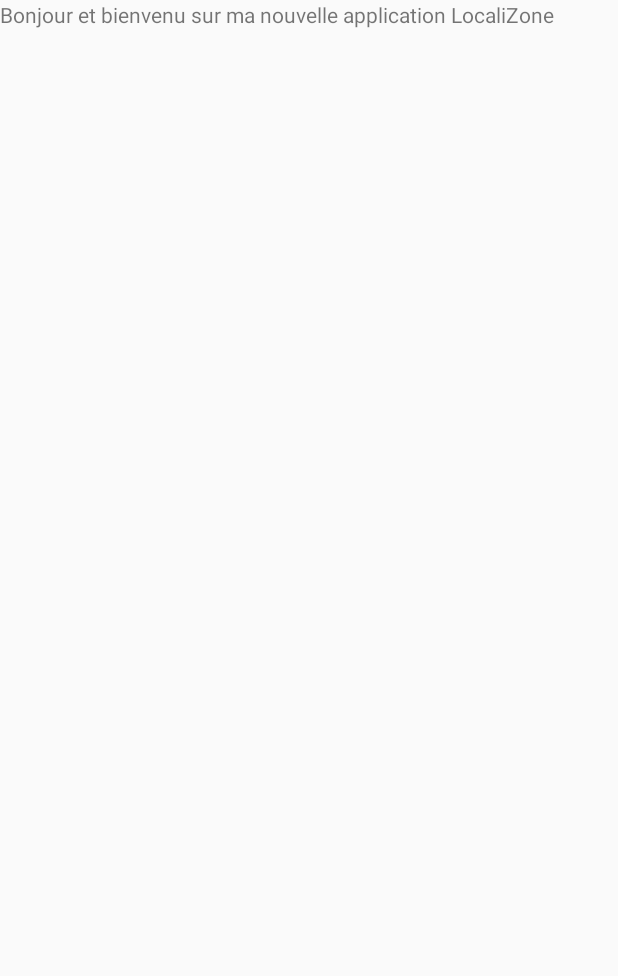
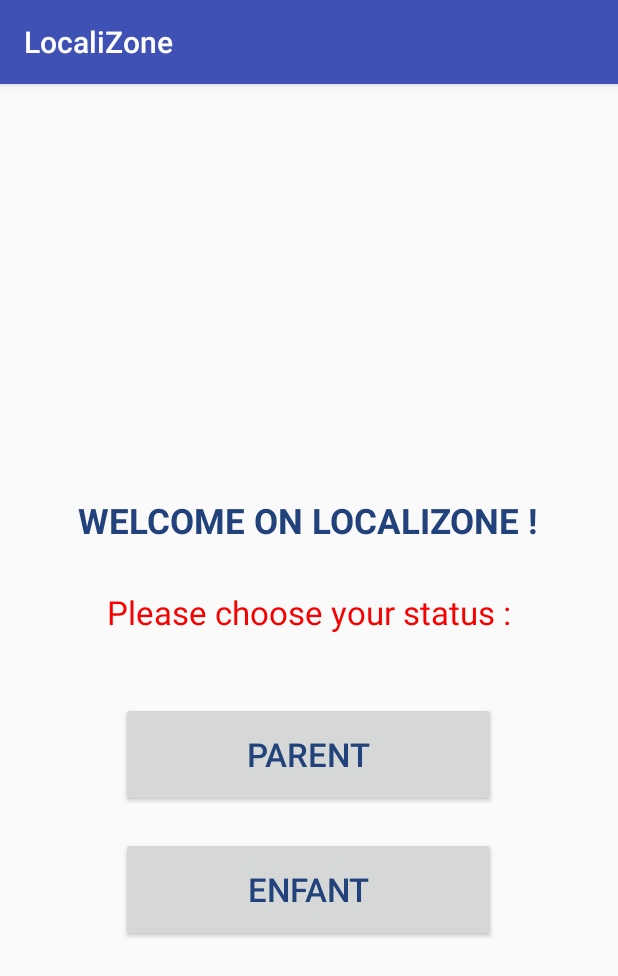
Before and after one commit to cforgeon/Android, an Android app: the screen it shows after launch (MainActivity), on a phone screen of 412 x 824 dp. Shown: the top 976 px of the screen. Run offline under Robolectric (Android 15) with nearby library versions, the phone set to English and light mode, and no system bars.

Commit message:
initialisation des pages Android (Main, Token Identification et Map

```diff
--- a/app/build.gradle
+++ b/app/build.gradle
@@ -24,4 +24,5 @@ dependencies {
     testCompile 'junit:junit:4.12'
     compile 'com.android.support:appcompat-v7:23.1.0'
     compile 'com.android.support:design:23.1.0'
+    compile 'com.google.android.gms:play-services:8.3.0'
 }
--- a/app/src/main/java/com/example/user/localizone/MainActivity.java
+++ b/app/src/main/java/com/example/user/localizone/MainActivity.java
@@ -1,13 +1,10 @@
 package com.example.user.localizone;
 
+import android.content.Intent;
 import android.os.Bundle;
-import android.support.design.widget.FloatingActionButton;
-import android.support.design.widget.Snackbar;
 import android.support.v7.app.AppCompatActivity;
-import android.support.v7.widget.Toolbar;
 import android.view.View;
-import android.view.Menu;
-import android.view.MenuItem;
+import android.widget.Button;
 import android.widget.TextView;
 
 public class MainActivity extends AppCompatActivity {
@@ -16,9 +13,27 @@ public class MainActivity extends AppCompatActivity {
     @Override
     public void onCreate(Bundle savedInstanceState) {
         super.onCreate(savedInstanceState);
+        setContentView(R.layout.accueil);
 
-        text= new TextView(this);
-        text.setText("Bonjour et bienvenu sur ma nouvelle application LocaliZone");
-        setContentView(text);
+
+        final Button loginButton = (Button) findViewById(R.id.parent);
+        loginButton.setOnClickListener(new View.OnClickListener() {
+
+            @Override
+            public void onClick(View v) {
+                Intent intent = new Intent(MainActivity.this, Identification.class);
+                startActivity(intent);
+            }
+        });
+
+        final Button enfantButton = (Button) findViewById(R.id.enfant);
+        enfantButton.setOnClickListener(new View.OnClickListener() {
+
+            @Override
+            public void onClick(View v) {
+                Intent intent = new Intent(MainActivity.this,ViewEnfant.class);
+                startActivity(intent);
+            }
+        });
     }
 }
--- a/app/src/main/res/layout/content_main.xml
+++ b/app/src/main/res/layout/accueil.xml
@@ -19,11 +19,12 @@
         android:text="WELCOME ON LOCALIZONE !"
         android:layout_width="wrap_content"
         android:layout_height="wrap_content"
-        android:layout_above="@+id/button1"
+        android:layout_above="@+id/parent"
         android:layout_centerInParent="true"
         android:layout_marginBottom="85dip"
         android:textColor="#22427C"
-        android:textSize="18sp"/>
+        android:textSize="23sp"
+        android:textStyle="bold"/>
 
     <TextView
         android:id="@+id/textView2"
@@ -32,31 +33,35 @@
         android:layout_height="wrap_content"
         android:layout_centerInParent="true"
         android:layout_marginBottom="25dip"
-        android:layout_above="@+id/button1"
-        android:textColor="#22427C"
-        android:textSize="18sp"/>
+        android:layout_above="@+id/parent"
+        android:textColor="#F60000"
+        android:textSize="22sp"/>
 
     <Button
-        android:id="@+id/button1"
-        android:layout_width="wrap_content"
-        android:layout_height="wrap_content"
+        android:id="@+id/parent"
+        android:layout_width="250dp"
+        android:layout_height="70dp"
         android:text="PARENT"
         android:textColor="#22427C"
+        android:textSize="22sp"
         android:layout_weight="1"
-        android:layout_above="@+id/button2"
-        android:layout_alignLeft="@+id/button2"
-        android:layout_alignStart="@+id/button2"
-        android:layout_marginBottom="25dip"/>
+        android:layout_above="@+id/enfant"
+        android:layout_centerHorizontal="true"
+        android:layout_marginTop="20dp"/>
 
     <Button
-        android:id="@+id/button2"
-        android:layout_width="wrap_content"
-        android:layout_height="wrap_content"
+        android:id="@+id/enfant"
+        android:layout_width="250dp"
+        android:layout_height="70dp"
         android:text="ENFANT"
         android:textColor="#22427C"
+        android:textSize="22sp"
         android:layout_weight="1"
-        android:layout_centerVertical="true"
-        android:layout_centerHorizontal="true" />
+        android:layout_marginBottom="180dp"
+        android:layout_alignParentBottom="true"
+        android:layout_alignLeft="@+id/parent"
+        android:layout_alignStart="@+id/parent"
+        android:layout_marginTop="20dp"/>
 
 
 </RelativeLayout>
--- /dev/null
+++ b/app/src/main/res/values/ids.xml
@@ -0,0 +1,4 @@
+<?xml version="1.0" encoding="utf-8"?>
+<resources>
+    <item name="connect" type="id" />
+</resources>
--- a/app/src/main/res/values/strings.xml
+++ b/app/src/main/res/values/strings.xml
@@ -1,4 +1,9 @@
 <resources>
     <string name="app_name">LocaliZone</string>
+    <string name="title_activity_main">LocaliZone</string>
+    <string name="title_identification">LocaliZone</string>
     <string name="action_settings">Settings</string>
+    <string name="mapKey">AIzaSyAu0UpJgD4QWd7tf06xegdAP3qsaGvD3m4</string>
+    <string name="title_activity_map">LocaliZone - Map</string>
+    <string name="title_view_enfant">LocaliZone</string>
 </resources>
--- a/app/src/main/res/values/styles.xml
+++ b/app/src/main/res/values/styles.xml
@@ -14,4 +14,5 @@
     <style name="AppTheme.AppBarOverlay" parent="ThemeOverlay.AppCompat.Dark.ActionBar" />
     <style name="AppTheme.PopupOverlay" parent="ThemeOverlay.AppCompat.Light" />
 
+
 </resources>
```
Also changed, not shown: app/src/debug/res/values/google_maps_api.xml (added, +21 -0 lines), app/src/main/AndroidManifest.xml (+35 -2 lines), app/src/main/java/com/example/user/localizone/Identification.java (added, +21 -0 lines), app/src/main/java/com/example/user/localizone/MapActivity.java (added, +46 -0 lines), app/src/main/java/com/example/user/localizone/ViewEnfant.java (added, +29 -0 lines), app/src/main/res/layout/activity_main.xml (+2 -10 lines), app/src/main/res/layout/activity_map.xml (added, +9 -0 lines), app/src/main/res/layout/identification.xml (added, +61 -0 lines), app/src/main/res/layout/viewenfant.xml (added, +47 -0 lines), 2 other files.
